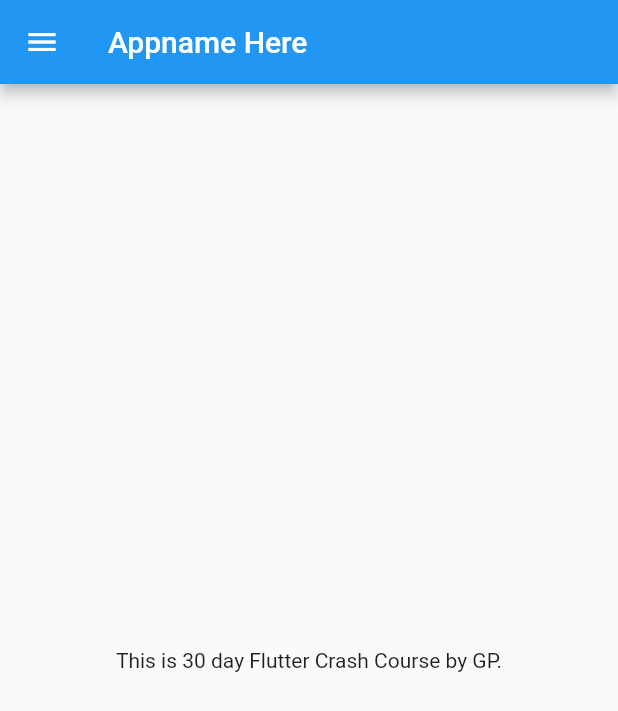
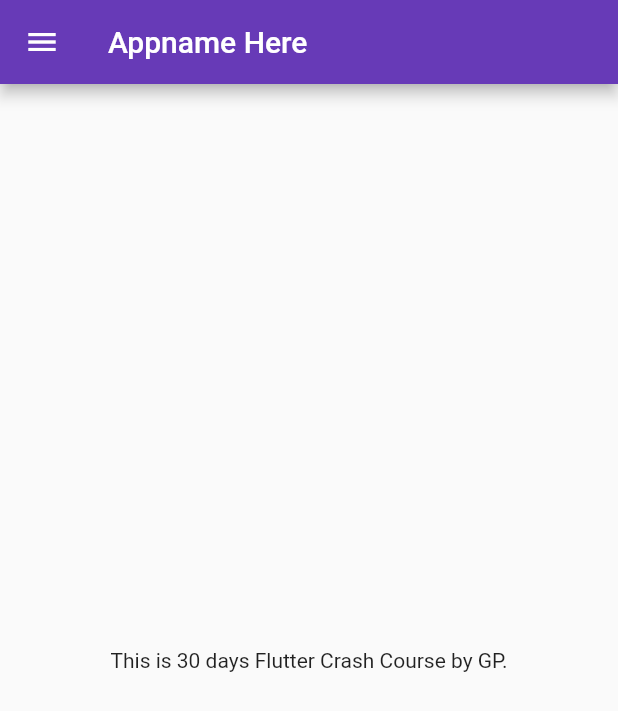
Before and after one commit to AdvancedMicroDev/30DaysOfFlutter, a Flutter app: the screen it shows after launch, on a phone screen of 412 x 824 dp. Shown: the top 711 px of the screen. Run offline on Flutter 3.47's test engine with Material 2 defaults, Android fonts, the phone set to English and light mode, and no system bars.

Commit message:
Day 3 Completed

```diff
--- a/lib/main.dart
+++ b/lib/main.dart
@@ -1,6 +1,9 @@
 import 'package:flutter/material.dart';
-import 'package:flutter_application_1/home_page.dart';
+import 'package:flutter_application_1/pages/home_page.dart';
+import 'package:flutter_application_1/pages/login_page.dart';
 
+// Function inside a class = Method (Here build is method)
+// Function which exists outside a class = Function (Main is Function)
 void main() {
   runApp(MyApp());
 }
@@ -10,6 +13,16 @@ class MyApp extends StatelessWidget {
 
   @override
   Widget build(BuildContext context) {
-    return MaterialApp(home: HomePage());
+    return MaterialApp(
+        // home: HomePage(),
+        themeMode: ThemeMode.light,
+        theme: ThemeData(primarySwatch: Colors.deepPurple),
+        darkTheme: ThemeData(brightness: Brightness.dark),
+        initialRoute: "/home",
+        routes: {
+          "/": (context) => LoginPage(),
+          "/home": (context) => HomePage(),
+          "/login": (context) => LoginPage(),
+        });
   }
 }
--- a/lib/home_page.dart
+++ b/lib/pages/home_page.dart
@@ -11,7 +11,7 @@ class HomePage extends StatelessWidget {
       ),
       body: Center(
         child: Container(
-          child: Text("This is $days day Flutter Crash Course by $name."),
+          child: Text("This is $days days Flutter Crash Course by $name."),
         ),
       ),
       drawer: Drawer(),
```
Also changed, not shown: lib/pages/login_page.dart (added, +18 -0 lines).
